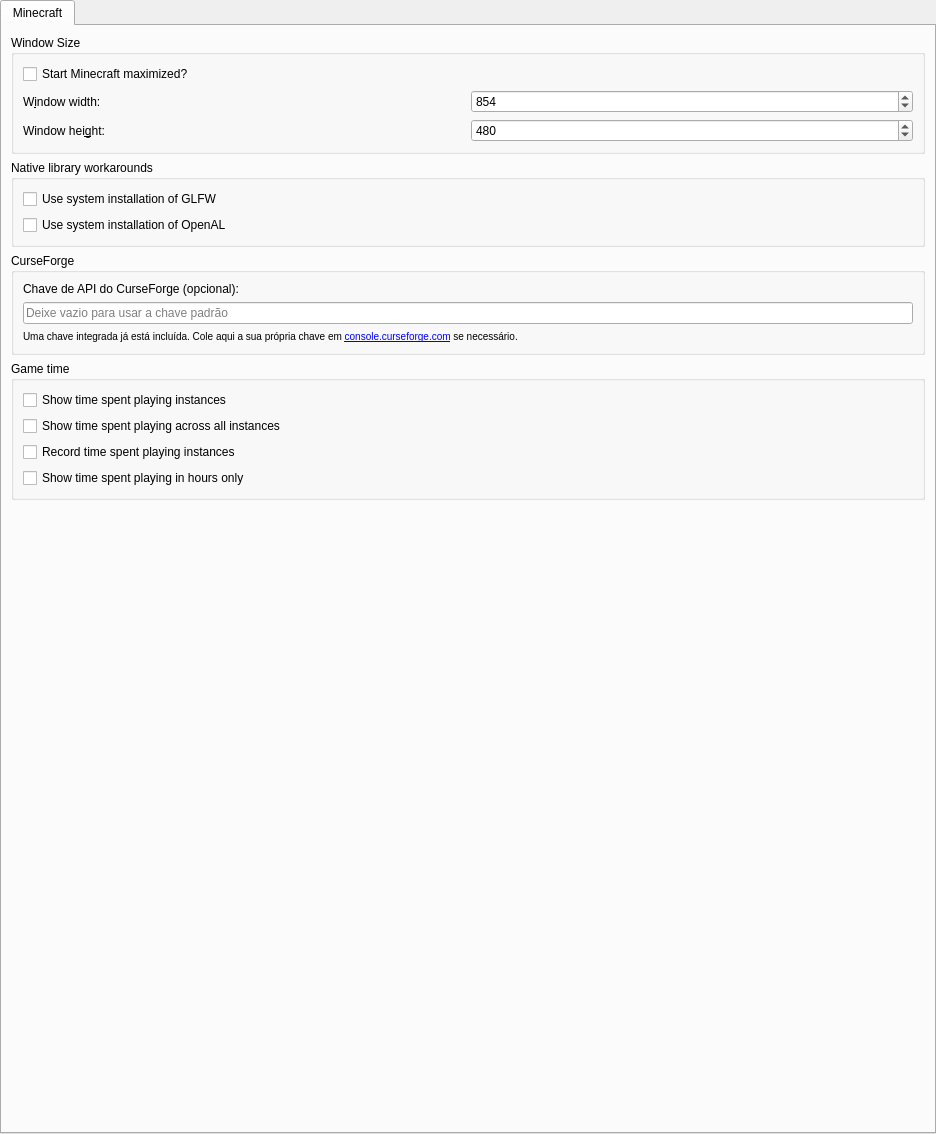
The window that launcher/ui/pages/global/MinecraftPage.ui (Chrispsz/Launcher) describes before a commit, drawn with Qt 5.
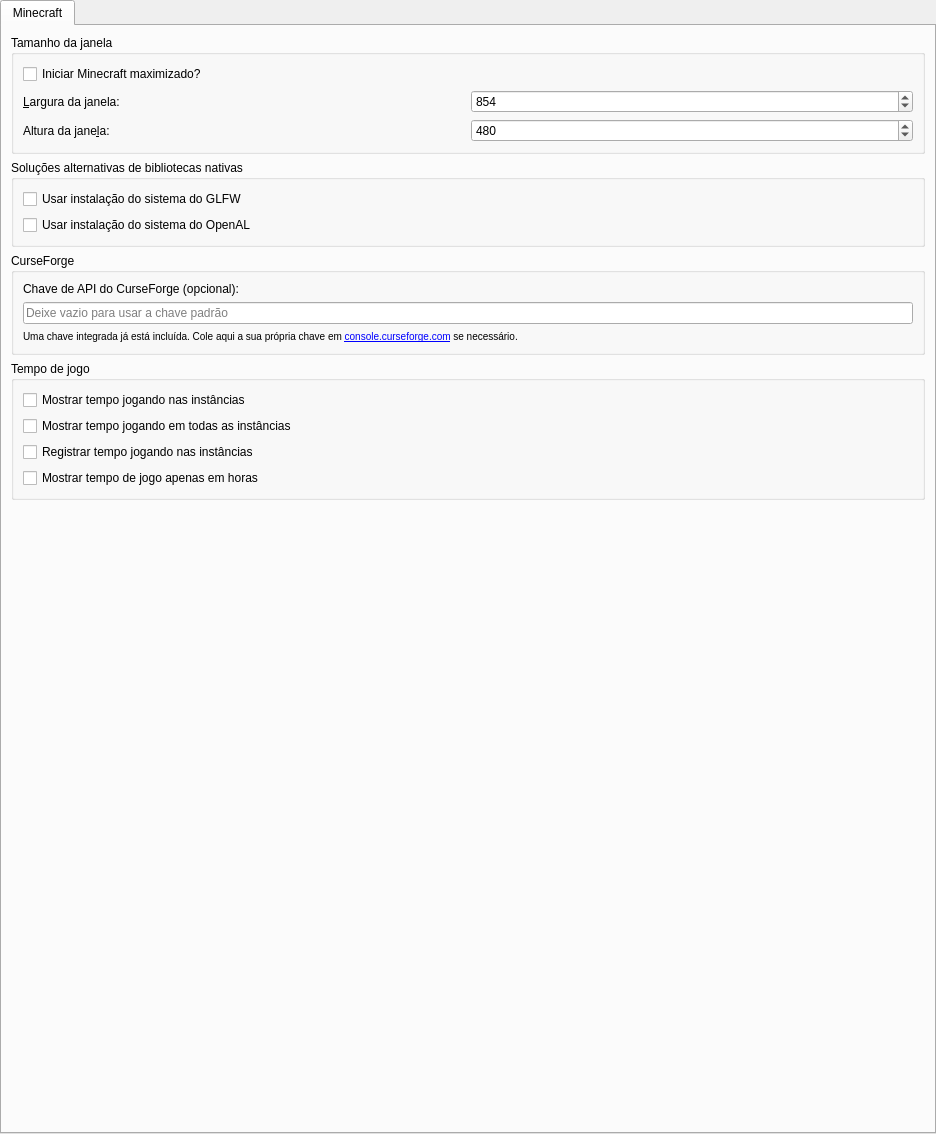
The same window after the commit.

```diff
--- a/launcher/ui/pages/global/MinecraftPage.ui
+++ b/launcher/ui/pages/global/MinecraftPage.ui
@@ -45,13 +45,13 @@
        <item>
         <widget class="QGroupBox" name="windowSizeGroupBox">
          <property name="title">
-          <string>Window Size</string>
+          <string>Tamanho da janela</string>
          </property>
          <layout class="QVBoxLayout" name="verticalLayout_4">
           <item>
            <widget class="QCheckBox" name="maximizedCheckBox">
             <property name="text">
-             <string>Start Minecraft maximized?</string>
+             <string>Iniciar Minecraft maximizado?</string>
             </property>
            </widget>
           </item>
@@ -60,7 +60,7 @@
             <item row="1" column="0">
              <widget class="QLabel" name="labelWindowHeight">
               <property name="text">
-               <string>Window hei&amp;ght:</string>
+               <string>Altura da jane&amp;la:</string>
               </property>
               <property name="buddy">
                <cstring>windowHeightSpinBox</cstring>
@@ -70,7 +70,7 @@
             <item row="0" column="0">
              <widget class="QLabel" name="labelWindowWidth">
               <property name="text">
-               <string>W&amp;indow width:</string>
+               <string>&amp;Largura da janela:</string>
               </property>
               <property name="buddy">
                <cstring>windowWidthSpinBox</cstring>
@@ -114,20 +114,20 @@
        <item>
         <widget class="QGroupBox" name="nativeLibWorkaroundGroupBox">
          <property name="title">
-          <string>Native library workarounds</string>
+          <string>Soluções alternativas de bibliotecas nativas</string>
          </property>
          <layout class="QVBoxLayout" name="verticalLayout_5">
           <item>
            <widget class="QCheckBox" name="useNativeGLFWCheck">
             <property name="text">
-             <string>Use system installation of GLFW</string>
+             <string>Usar instalação do sistema do GLFW</string>
             </property>
            </widget>
           </item>
           <item>
            <widget class="QCheckBox" name="useNativeOpenALCheck">
             <property name="text">
-             <string>Use system installation of OpenAL</string>
+             <string>Usar instalação do sistema do OpenAL</string>
             </property>
            </widget>
           </item>
@@ -173,34 +173,34 @@
        <item>
         <widget class="QGroupBox" name="gameTimeGroupBox">
          <property name="title">
-          <string>Game time</string>
+          <string>Tempo de jogo</string>
          </property>
          <layout class="QVBoxLayout" name="verticalLayout_6">
           <item>
            <widget class="QCheckBox" name="showGameTime">
             <property name="text">
-             <string>Show time spent playing instances</string>
+             <string>Mostrar tempo jogando nas instâncias</string>
             </property>
            </widget>
           </item>
           <item>
            <widget class="QCheckBox" name="showGlobalGameTime">
             <property name="text">
-             <string>Show time spent playing across all instances</string>
+             <string>Mostrar tempo jogando em todas as instâncias</string>
             </property>
            </widget>
           </item>
           <item>
            <widget class="QCheckBox" name="recordGameTime">
             <property name="text">
-             <string>Record time spent playing instances</string>
+             <string>Registrar tempo jogando nas instâncias</string>
             </property>
            </widget>
           </item>
           <item>
            <widget class="QCheckBox" name="showGameTimeHours">
             <property name="text">
-             <string>Show time spent playing in hours only</string>
+             <string>Mostrar tempo de jogo apenas em horas</string>
             </property>
            </widget>
           </item>
```
